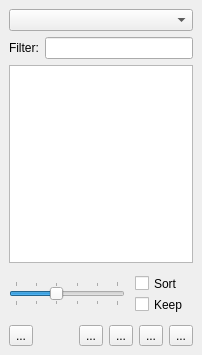
Old version of the form src/frontends/qt/ui/TocUi.ui in the repository cburschka/lyx.
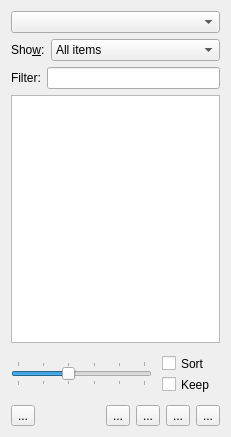
New version of the form. Icons and pictures are not drawn.

Commit message:
Outliner: Add filter combo for non-output items
Addresses #11442, #10786

```diff
--- a/src/frontends/qt/ui/TocUi.ui
+++ b/src/frontends/qt/ui/TocUi.ui
@@ -4,35 +4,38 @@
   <property name="windowModality" >
    <enum>Qt::NonModal</enum>
   </property>
-  <property name="geometry" >
+  <property name="geometry">
    <rect>
     <x>0</x>
     <y>0</y>
-    <width>202</width>
-    <height>355</height>
+    <width>231</width>
+    <height>437</height>
    </rect>
   </property>
   <property name="windowTitle" >
    <string/>
   </property>
-  <layout class="QGridLayout" >
-   <property name="margin" >
-    <number>9</number>
-   </property>
-   <property name="spacing" >
-    <number>6</number>
-   </property>
-   <item row="1" column="0" colspan="2" >
-    <layout class="QHBoxLayout" >
-     <property name="margin" >
-      <number>0</number>
-     </property>
-     <property name="spacing" >
+  <layout class="QGridLayout" name="gridLayout">
+   <item row="2" column="0" colspan="2">
+    <layout class="QHBoxLayout">
+     <property name="spacing">
       <number>6</number>
      </property>
+     <property name="leftMargin">
+      <number>0</number>
+     </property>
+     <property name="topMargin">
+      <number>0</number>
+     </property>
+     <property name="rightMargin">
+      <number>0</number>
+     </property>
+     <property name="bottomMargin">
+      <number>0</number>
+     </property>
      <item>
-      <widget class="QLabel" name="filterLA" >
-       <property name="text" >
+      <widget class="QLabel" name="filterLA">
+       <property name="text">
         <string>Filter:</string>
        </property>
        <property name="buddy" >
@@ -41,52 +44,22 @@
       </widget>
      </item>
      <item>
-      <widget class="QLineEdit" name="filterLE" >
-       <property name="toolTip" >
+      <widget class="QLineEdit" name="filterLE">
+       <property name="toolTip">
         <string>Enter string to filter contents</string>
        </property>
       </widget>
      </item>
     </layout>
    </item>
-   <item row="0" column="0" colspan="2" >
-    <widget class="QComboBox" name="typeCO" >
-     <property name="sizePolicy" >
-      <sizepolicy>
-       <hsizetype>13</hsizetype>
-       <vsizetype>0</vsizetype>
-       <horstretch>0</horstretch>
-       <verstretch>0</verstretch>
-      </sizepolicy>
-     </property>
-     <property name="toolTip" >
-      <string>Switch between available lists (table of contents, list of figures, list of tables, and others)</string>
-     </property>
-    </widget>
-   </item>
-   <item row="2" column="0" colspan="2" >
-    <widget class="QTreeView" name="tocTV" >
-     <property name="sizePolicy" >
-      <sizepolicy>
-       <hsizetype>13</hsizetype>
-       <vsizetype>7</vsizetype>
-       <horstretch>0</horstretch>
-       <verstretch>0</verstretch>
-      </sizepolicy>
-     </property>
-    </widget>
-   </item>
-   <item row="4" column="0" colspan="2" >
-    <layout class="QHBoxLayout" >
-     <property name="margin" >
-      <number>0</number>
-     </property>
-     <property name="spacing" >
+   <item row="6" column="0" colspan="2">
+    <layout class="QHBoxLayout">
+     <property name="spacing">
       <number>6</number>
      </property>
      <item>
-      <widget class="QToolButton" name="updateTB" >
-       <property name="toolTip" >
+      <widget class="QToolButton" name="updateTB">
+       <property name="toolTip">
         <string>Update navigation tree</string>
        </property>
        <property name="text" >
@@ -117,8 +90,8 @@
       </spacer>
      </item>
      <item>
-      <widget class="QToolButton" name="moveOutTB" >
-       <property name="toolTip" >
+      <widget class="QToolButton" name="moveOutTB">
+       <property name="toolTip">
         <string>Decrease nesting depth of selected item</string>
        </property>
        <property name="text" >
@@ -136,8 +109,8 @@
       </widget>
      </item>
      <item>
-      <widget class="QToolButton" name="moveInTB" >
-       <property name="toolTip" >
+      <widget class="QToolButton" name="moveInTB">
+       <property name="toolTip">
         <string>Increase nesting depth of selected item</string>
        </property>
        <property name="text" >
@@ -155,8 +128,8 @@
       </widget>
      </item>
      <item>
-      <widget class="QToolButton" name="moveDownTB" >
-       <property name="toolTip" >
+      <widget class="QToolButton" name="moveDownTB">
+       <property name="toolTip">
         <string>Move selected item down by one</string>
        </property>
        <property name="text" >
@@ -174,8 +147,8 @@
       </widget>
      </item>
      <item>
-      <widget class="QToolButton" name="moveUpTB" >
-       <property name="toolTip" >
+      <widget class="QToolButton" name="moveUpTB">
+       <property name="toolTip">
         <string>Move selected item up by one</string>
        </property>
        <property name="text" >
@@ -194,23 +167,30 @@
      </item>
     </layout>
    </item>
-   <item row="3" column="1" >
-    <layout class="QVBoxLayout" >
-     <property name="margin" >
-      <number>4</number>
-     </property>
-     <property name="spacing" >
+   <item row="5" column="1">
+    <layout class="QVBoxLayout">
+     <property name="spacing">
       <number>0</number>
      </property>
-     <property name="sizeConstraint" >
+     <property name="sizeConstraint">
       <enum>QLayout::SetMinimumSize</enum>
      </property>
+     <property name="leftMargin">
+      <number>4</number>
+     </property>
+     <property name="topMargin">
+      <number>4</number>
+     </property>
+     <property name="rightMargin">
+      <number>4</number>
+     </property>
+     <property name="bottomMargin">
+      <number>4</number>
+     </property>
      <item>
-      <widget class="QCheckBox" name="sortCB" >
-       <property name="sizePolicy" >
-        <sizepolicy>
-         <hsizetype>0</hsizetype>
-         <vsizetype>0</vsizetype>
+      <widget class="QCheckBox" name="sortCB">
+       <property name="sizePolicy">
+        <sizepolicy hsizetype="Fixed" vsizetype="Fixed">
          <horstretch>0</horstretch>
          <verstretch>0</verstretch>
         </sizepolicy>
@@ -227,11 +207,9 @@
       </widget>
      </item>
      <item>
-      <widget class="QCheckBox" name="persistentCB" >
-       <property name="sizePolicy" >
-        <sizepolicy>
-         <hsizetype>0</hsizetype>
-         <vsizetype>1</vsizetype>
+      <widget class="QCheckBox" name="persistentCB">
+       <property name="sizePolicy">
+        <sizepolicy hsizetype="Fixed" vsizetype="Minimum">
          <horstretch>0</horstretch>
          <verstretch>0</verstretch>
         </sizepolicy>
@@ -252,17 +230,28 @@
      </item>
     </layout>
    </item>
-   <item row="3" column="0" >
-    <widget class="QSlider" name="depthSL" >
-     <property name="sizePolicy" >
-      <sizepolicy>
-       <hsizetype>13</hsizetype>
-       <vsizetype>0</vsizetype>
+   <item row="0" column="0" colspan="2">
+    <widget class="QComboBox" name="typeCO">
+     <property name="sizePolicy">
+      <sizepolicy hsizetype="Ignored" vsizetype="Fixed">
        <horstretch>0</horstretch>
        <verstretch>0</verstretch>
       </sizepolicy>
      </property>
-     <property name="toolTip" >
+     <property name="toolTip">
+      <string>Switch between available lists (table of contents, list of figures, list of tables, and others)</string>
+     </property>
+    </widget>
+   </item>
+   <item row="5" column="0">
+    <widget class="QSlider" name="depthSL">
+     <property name="sizePolicy">
+      <sizepolicy hsizetype="Ignored" vsizetype="Fixed">
+       <horstretch>0</horstretch>
+       <verstretch>0</verstretch>
+      </sizepolicy>
+     </property>
+     <property name="toolTip">
       <string>Adjust the depth of the navigation tree</string>
      </property>
      <property name="maximum" >
@@ -282,6 +271,58 @@
      </property>
     </widget>
    </item>
+   <item row="4" column="0" colspan="2">
+    <widget class="QTreeView" name="tocTV">
+     <property name="sizePolicy">
+      <sizepolicy hsizetype="Ignored" vsizetype="Expanding">
+       <horstretch>0</horstretch>
+       <verstretch>0</verstretch>
+      </sizepolicy>
+     </property>
+    </widget>
+   </item>
+   <item row="1" column="0" colspan="2">
+    <layout class="QHBoxLayout" name="horizontalLayout">
+     <item>
+      <widget class="QLabel" name="activeFilterLA">
+       <property name="text">
+        <string>Sho&amp;w:</string>
+       </property>
+       <property name="buddy">
+        <cstring>activeFilterCO</cstring>
+       </property>
+      </widget>
+     </item>
+     <item>
+      <widget class="QComboBox" name="activeFilterCO">
+       <property name="sizePolicy">
+        <sizepolicy hsizetype="MinimumExpanding" vsizetype="Fixed">
+         <horstretch>0</horstretch>
+         <verstretch>0</verstretch>
+        </sizepolicy>
+       </property>
+       <property name="toolTip">
+        <string>Filter items that are not output (in notes, inactive branches, deleted in chagte tracking, etc.)</string>
+       </property>
+       <item>
+        <property name="text">
+         <string>All items</string>
+        </property>
+       </item>
+       <item>
+        <property name="text">
+         <string>Only output items</string>
+        </property>
+       </item>
+       <item>
+        <property name="text">
+         <string>Only non-output items</string>
+        </property>
+       </item>
+      </widget>
+     </item>
+    </layout>
+   </item>
   </layout>
  </widget>
  <tabstops>
```
Left out of the diff: 94 changed lines with no effect on the pictures. The commit also changes 1 other file.
